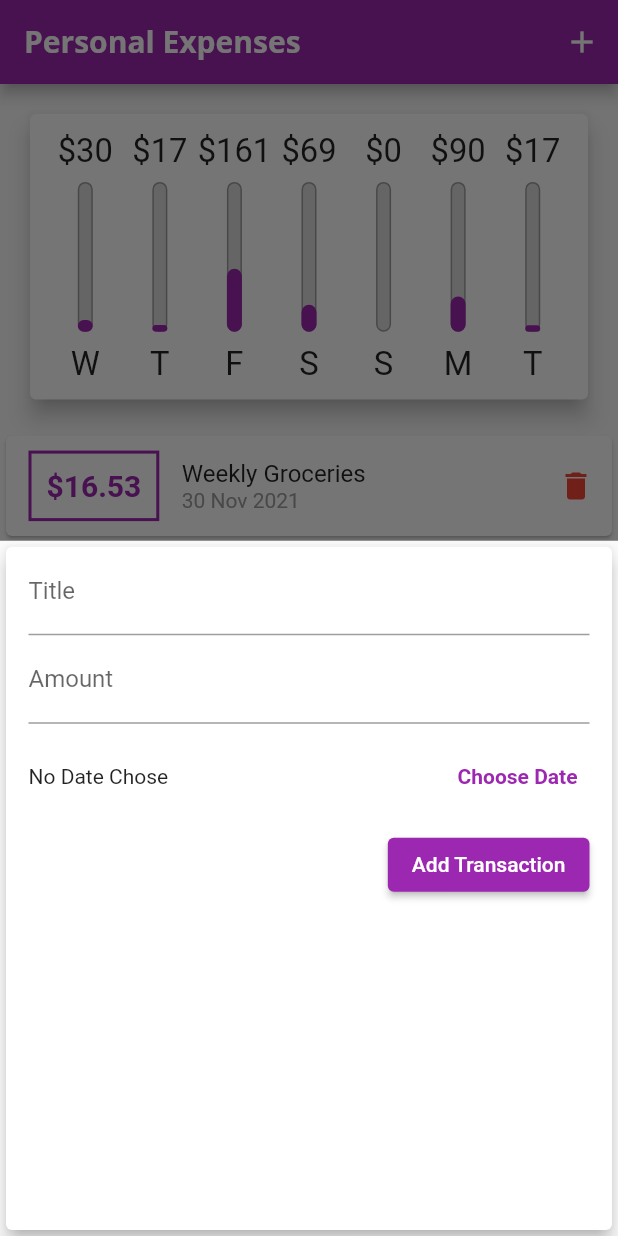
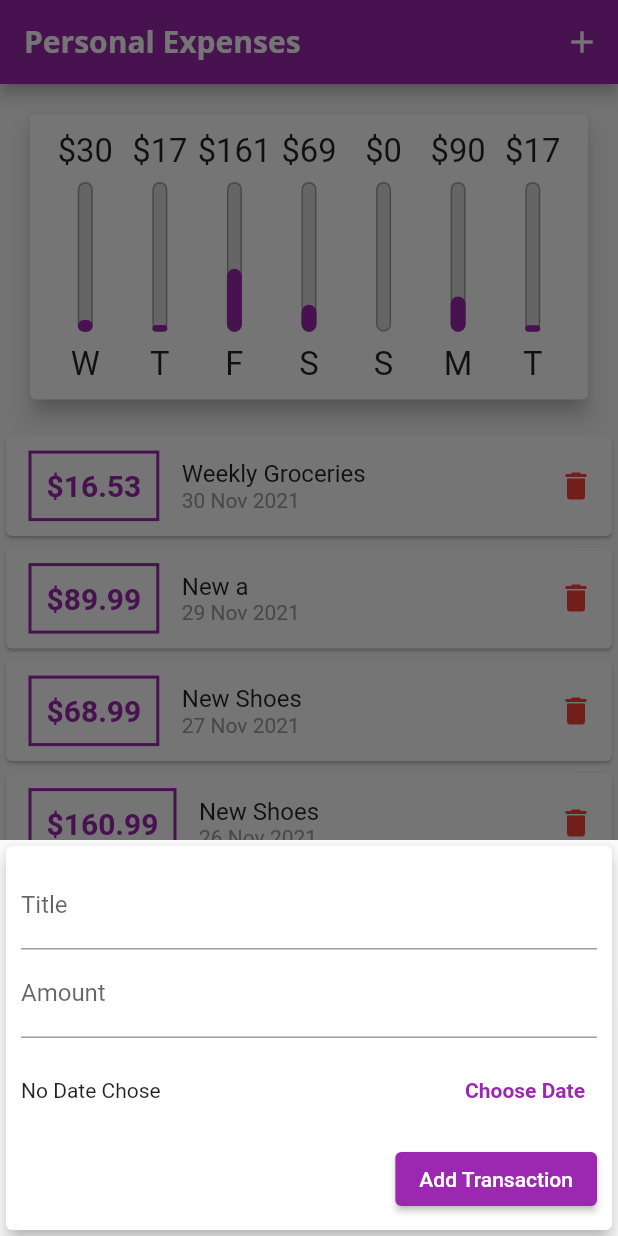
Before and after one commit to LodewykRoux/personal_Expenses, a Flutter app: the screen it shows after launch, after a tap on the "delete" icon, after a tap on the "add" icon, on a phone screen of 412 x 824 dp. Run offline on Flutter 3.47's test engine with Material 2 defaults, Android fonts, the phone set to English and light mode, and no system bars.

Commit message:
added some adaptability

```diff
--- a/lib/main.dart
+++ b/lib/main.dart
@@ -51,6 +51,8 @@ class MyHomePage extends StatefulWidget {
 }
 
 class _MyHomePageState extends State<MyHomePage> {
+  bool _showChart = false;
+
   final List<Transaction> _userTransactions = [
     Transaction(
       id: 't1',
@@ -136,6 +138,8 @@ class _MyHomePageState extends State<MyHomePage> {
 
   @override
   Widget build(BuildContext context) {
+    final mediaQuery = MediaQuery.of(context);
+    final isLandscape = mediaQuery.orientation == Orientation.landscape;
     final appBar = AppBar(
       title: const Text(
         'Personal Expenses',
@@ -151,19 +155,57 @@ class _MyHomePageState extends State<MyHomePage> {
       body: SingleChildScrollView(
         child: Column(
           children: [
+            if (isLandscape)
+              Row(
+                mainAxisAlignment: MainAxisAlignment.center,
+                children: [
+                  const Text('Show Chart'),
+                  Switch(
+                    value: _showChart,
+                    onChanged: (val) {
+                      setState(() {
+                        _showChart = val;
+                      });
+                    },
+                  )
+                ],
+              ),
+            if (isLandscape)
+              _showChart
+                  ? SizedBox(
+                      height: (mediaQuery.size.height -
+                              appBar.preferredSize.height -
+                              mediaQuery.padding.top) *
+                          (isLandscape ? 0.7 : 0.3),
+                      child: Chart(
+                        recentTransactions: _recentTransactions,
+                      ),
+                    )
+                  : SizedBox(
+                      height: (mediaQuery.size.height -
+                              appBar.preferredSize.height -
+                              mediaQuery.padding.top) *
+                          0.7,
+                      child: TransactionList(
+                        transactions: _userTransactions,
+                        deleteTransaction: _deleteTransaction,
+                      ),
+                    ),
+            if (!isLandscape)
               SizedBox(
-              height: (MediaQuery.of(context).size.height -
+                height: (mediaQuery.size.height -
                         appBar.preferredSize.height -
-                      MediaQuery.of(context).padding.top) *
-                  0.3,
+                        mediaQuery.padding.top) *
+                    (isLandscape ? 0.7 : 0.3),
                 child: Chart(
                   recentTransactions: _recentTransactions,
                 ),
               ),
+            if (!isLandscape)
               SizedBox(
-              height: (MediaQuery.of(context).size.height -
+                height: (mediaQuery.size.height -
                         appBar.preferredSize.height -
-                      MediaQuery.of(context).padding.top) *
+                        mediaQuery.padding.top) *
                     0.7,
                 child: TransactionList(
                   transactions: _userTransactions,
--- a/lib/widgets/new_transaction.dart
+++ b/lib/widgets/new_transaction.dart
@@ -44,10 +44,15 @@ class _NewTransactionState extends State<NewTransaction> {
 
   @override
   Widget build(BuildContext context) {
-    return Card(
+    return SingleChildScrollView(
+      child: Card(
         elevation: 5,
         child: Container(
-        padding: const EdgeInsets.symmetric(horizontal: 15),
+          padding: EdgeInsets.only(
+              top: 10,
+              left: 10,
+              right: 10,
+              bottom: MediaQuery.of(context).viewInsets.bottom + 10),
           child: Column(
             crossAxisAlignment: CrossAxisAlignment.end,
             children: [
@@ -92,6 +97,7 @@ class _NewTransactionState extends State<NewTransaction> {
             ],
           ),
         ),
+      ),
     );
   }
 }
--- a/lib/widgets/transaction_list.dart
+++ b/lib/widgets/transaction_list.dart
@@ -12,7 +12,10 @@ class TransactionList extends StatelessWidget {
   @override
   Widget build(BuildContext context) {
     return transactions.isEmpty
-        ? Column(
+        ? LayoutBuilder(builder: (context, constraints) {
+            return SizedBox(
+              height: constraints.maxHeight * 0.6,
+              child: Column(
                 children: [
                   Text(
                     'No transactions added yet',
@@ -20,7 +23,9 @@ class TransactionList extends StatelessWidget {
                   ),
                   Image.asset('assets/images/waiting.png', fit: BoxFit.cover)
                 ],
-          )
+              ),
+            );
+          })
         : ListView.builder(
             itemBuilder: (context, index) {
               return Card(
@@ -67,7 +72,19 @@ class TransactionList extends StatelessWidget {
                     Expanded(
                       child: Align(
                         alignment: Alignment.centerRight,
-                        child: IconButton(
+                        child: MediaQuery.of(context).size.width > 460
+                            ? TextButton.icon(
+                                onPressed: () =>
+                                    deleteTransaction(transactions[index].id),
+                                icon: const Icon(
+                                  Icons.delete,
+                                  color: Colors.red,
+                                ),
+                                label: const Text(
+                                  'DELETE',
+                                  style: TextStyle(color: Colors.red),
+                                ))
+                            : IconButton(
                                 onPressed: () =>
                                     deleteTransaction(transactions[index].id),
                                 icon: const Icon(
```
Lines whose indentation alone changed are shown as unchanged.
